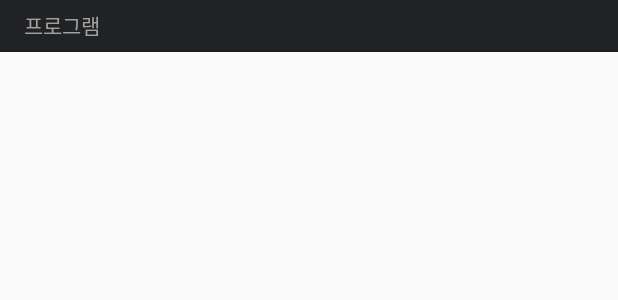
After one commit to LeisurelyPeople/enjoyD_android, an Android app: the layout item_auto_result_category.xml on its own in the app's theme, with its tools: preview values and no code run, on a phone screen of 412 x 824 dp. The commit adds this screen. Shown: the top 300 px of the screen. Run offline under Robolectric (Android 15) with nearby library versions, the light colour scheme and no system bars.

Commit message:
#7 SearchAutoResultLayout 화면 구축
- Category 라는 이름이 애매모호하여 AutoResult 로 교체
- 아직 서버에서 주는 데이터 구조를 알 수 없어 AutoResult 로 데이터 클래스 설정
- 현재 autoResults LiveData 가 정상적으로 적용되지 않는듯하여 추후 확인 필요

```diff
--- a/app/src/main/java/com/leisurely/people/enjoyd/ui/search/recent/SearchRecentLayout.kt
+++ b/app/src/main/java/com/leisurely/people/enjoyd/ui/search/recent/SearchRecentLayout.kt
@@ -1,8 +1,6 @@
 package com.leisurely.people.enjoyd.ui.search.recent
 
-import android.util.Log
 import android.view.View
-import androidx.lifecycle.Observer
 import com.leisurely.people.enjoyd.ui.search.SearchActivity
 import com.leisurely.people.enjoyd.ui.search.SearchViewModel
 import kotlinx.android.synthetic.main.layout_search_recent.view.*
--- a/app/src/main/java/com/leisurely/people/enjoyd/util/Serializer/SerializerUtil.kt
+++ b/app/src/main/java/com/leisurely/people/enjoyd/util/Serializer/SerializerUtil.kt
@@ -8,7 +8,7 @@ import kotlinx.serialization.json.*
  * kotlinx-serialization 관련 유틸리티
  *
  * @author ricky
- * @since v11.4.0 / 2020.07.12
+ * @since v1.0.0 / 2020.07.12
  */
 
 /** 기본 JSON 파서 */
--- /dev/null
+++ b/app/src/main/res/layout/item_auto_result_category.xml
@@ -0,0 +1,42 @@
+<?xml version="1.0" encoding="utf-8"?>
+
+<layout xmlns:android="http://schemas.android.com/apk/res/android"
+    xmlns:app="http://schemas.android.com/apk/res-auto"
+    xmlns:tools="http://schemas.android.com/tools">
+
+    <data>
+
+        <variable
+            name="autoResultCategory"
+            type="com.leisurely.people.enjoyd.data.remote.search.AutoResult" />
+    </data>
+
+    <androidx.constraintlayout.widget.ConstraintLayout
+        android:layout_width="match_parent"
+        android:layout_height="wrap_content">
+
+        <TextView
+            android:id="@+id/auto_result_category_title"
+            android:layout_width="match_parent"
+            android:layout_height="wrap_content"
+            android:background="#212224"
+            android:lineSpacingExtra="6sp"
+            android:paddingStart="16dp"
+            android:paddingTop="6dp"
+            android:paddingBottom="6dp"
+            android:text="@{autoResultCategory.title}"
+            android:textColor="#a1a1a1"
+            android:textSize="14sp"
+            app:layout_constraintLeft_toLeftOf="parent"
+            app:layout_constraintRight_toRightOf="parent"
+            app:layout_constraintTop_toTopOf="parent"
+            tools:text="프로그램" />
+
+        <View
+            android:layout_width="match_parent"
+            android:layout_height="1dp"
+            android:background="#1b1c1d"
+            app:layout_constraintTop_toBottomOf="@+id/auto_result_category_title" />
+
+    </androidx.constraintlayout.widget.ConstraintLayout>
+</layout>
```
Also changed, not shown: app/src/main/java/com/leisurely/people/enjoyd/data/remote/search/AutoResult.kt (added, +13 -0 lines), app/src/main/java/com/leisurely/people/enjoyd/ui/search/SearchActivity.kt (+9 -3 lines), app/src/main/java/com/leisurely/people/enjoyd/ui/search/SearchViewModel.kt (+23 -6 lines), app/src/main/java/com/leisurely/people/enjoyd/ui/search/autoResult/AutoResultAdapter.kt (added, +69 -0 lines), app/src/main/java/com/leisurely/people/enjoyd/ui/search/autoResult/SearchAutoResultLayout.kt (added, +26 -0 lines), app/src/main/java/com/leisurely/people/enjoyd/ui/search/header/SearchHeaderLayout.kt (+12 -0 lines), app/src/main/java/com/leisurely/people/enjoyd/ui/search/layout/SearchCategoryLayout.kt (deleted, +0 -14 lines), app/src/main/res/layout/activity_search.xml (+6 -2 lines), app/src/main/res/layout/item_auto_result.xml (added, +45 -0 lines), app/src/main/res/layout/layout_search_auto_result.xml (added, +29 -0 lines), app/src/main/res/layout/layout_search_category.xml (deleted, +0 -16 lines), 1 other file.
